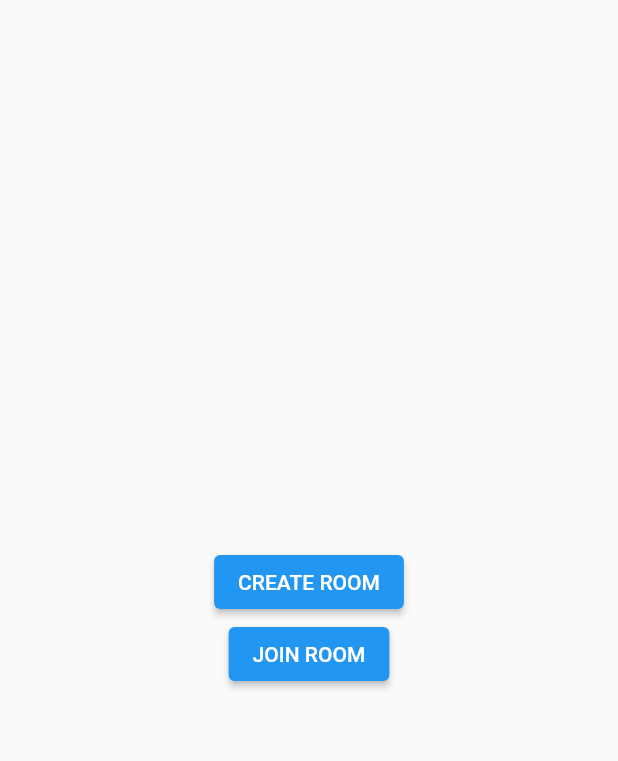
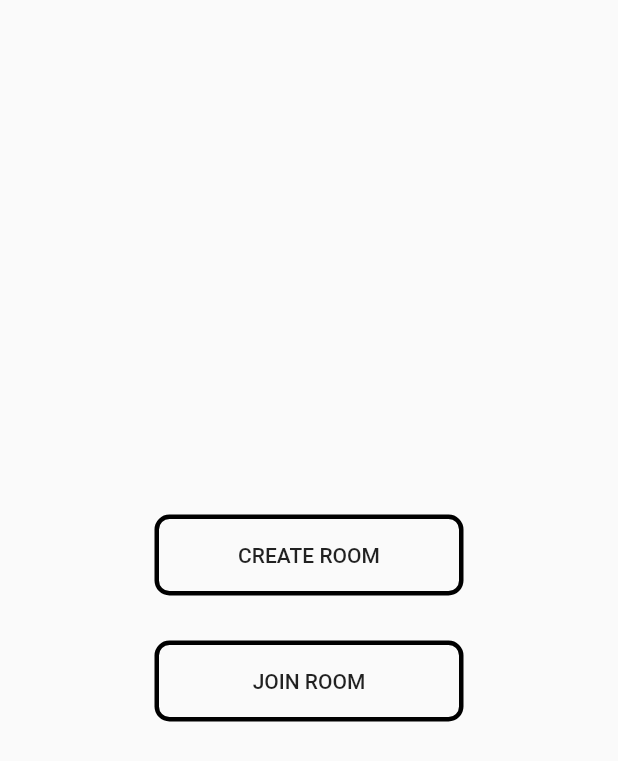
Before and after one commit to shyam-lal/spyfallFlutter, a Flutter app: the screen it shows after launch, on a phone screen of 412 x 824 dp. Shown: the top 761 px of the screen. Run offline on Flutter 3.47's test engine with Material 2 defaults, Android fonts, the light colour scheme and no system bars; our stand-ins replace firebase_core, firebase_database; accounts and stored records are empty.

Commit message:
Add custom button.

```diff
--- /dev/null
+++ b/lib/custom_widgets/custombutton.dart
@@ -0,0 +1,23 @@
+import 'package:flutter/material.dart';
+
+class SFButton extends StatelessWidget {
+  final String text;
+  final VoidCallback onPressed;
+  SFButton(this.text, this.onPressed);
+
+  @override
+  Widget build(BuildContext context) {
+    return Container(
+      width: MediaQuery.of(context).size.width * 0.5,
+      child: Center(
+        child: MaterialButton(
+          onPressed: onPressed,
+          child: Text(text),
+        ),
+      ),
+      decoration: BoxDecoration(
+          borderRadius: BorderRadius.all(Radius.circular(10)),
+          border: Border.all(width: 3.0)),
+    );
+  }
+}
--- a/lib/screens/homescreen.dart
+++ b/lib/screens/homescreen.dart
@@ -4,6 +4,7 @@ import 'package:flutter/material.dart';
 import 'package:provider/provider.dart';
 import 'package:spyfall/constants/strings.dart';
 import 'package:spyfall/custom_widgets/alert.dart';
+import 'package:spyfall/custom_widgets/custombutton.dart';
 import 'package:spyfall/models/room_model.dart';
 import 'package:spyfall/providers/user_provider.dart';
 import 'package:spyfall/screens/lobby-screen.dart';
@@ -22,23 +23,21 @@ class HomeScreen extends StatelessWidget {
         child: Column(
           mainAxisAlignment: MainAxisAlignment.center,
           children: [
-            ElevatedButton(
-                onPressed: () {
-                  print("------------------");
+            SFButton("CREATE ROOM", () {
               context.read<UserProvider>().setAdminStatus(true);
               userName.isEmpty
                   ? showDialog(
                       context: context,
                       builder: (BuildContext buildContext) {
-                            return AlertScreen('Enter Name', 'Create Room',
-                                true, AlertType.name, '');
+                        return AlertScreen('Enter Name', 'Create Room', true,
+                            AlertType.name, '');
                       })
                   : createRoomTapped(context);
-                  // getNotifications();
-                },
-                child: Text("CREATE ROOM")),
-            ElevatedButton(
-                onPressed: () {
+            }),
+            const SizedBox(
+              height: 30.0,
+            ),
+            SFButton("JOIN ROOM", () {
               context.read<UserProvider>().setAdminStatus(false);
               showDialog(
                   context: context,
@@ -49,8 +48,7 @@ class HomeScreen extends StatelessWidget {
                         : AlertScreen('Room ID', 'Join Room', true,
                             AlertType.join, userName);
                   });
-                },
-                child: Text("JOIN ROOM"))
+            }),
           ],
         ),
       ),
```
Also changed, not shown: lib/custom_widgets/join_alert.dart (deleted, +0 -74 lines). Lines whose indentation alone changed are shown as unchanged.
